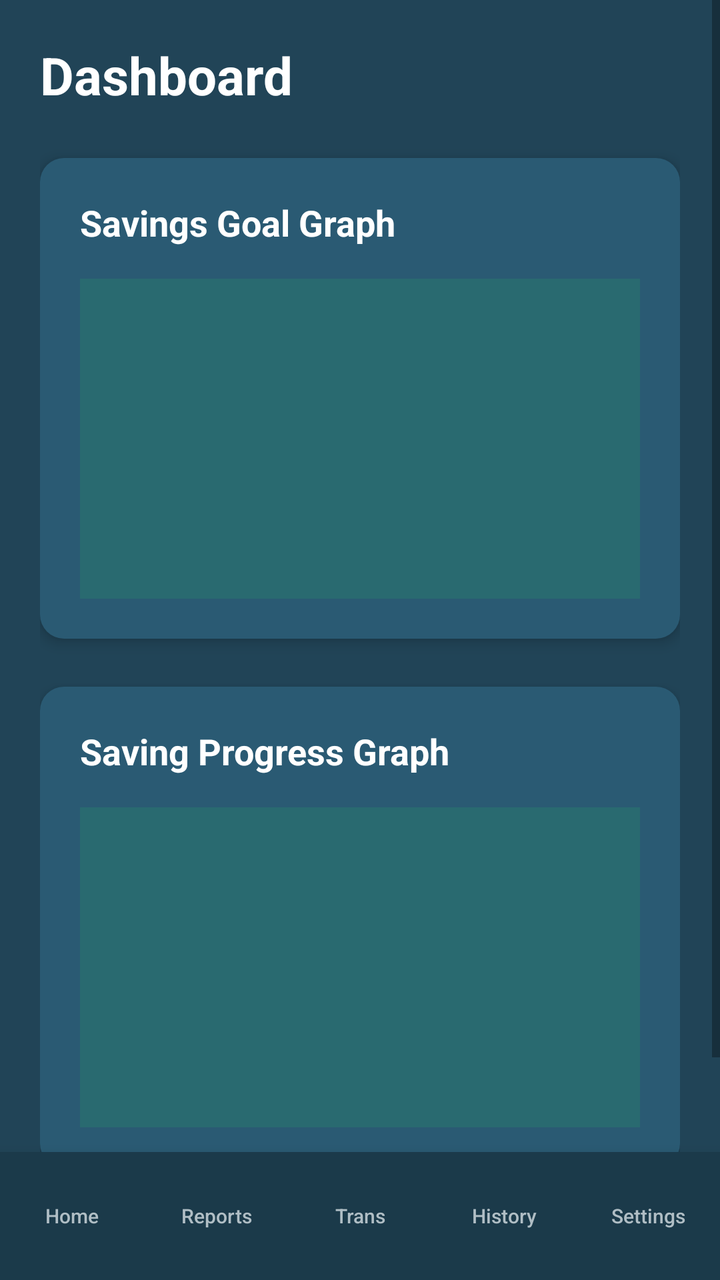
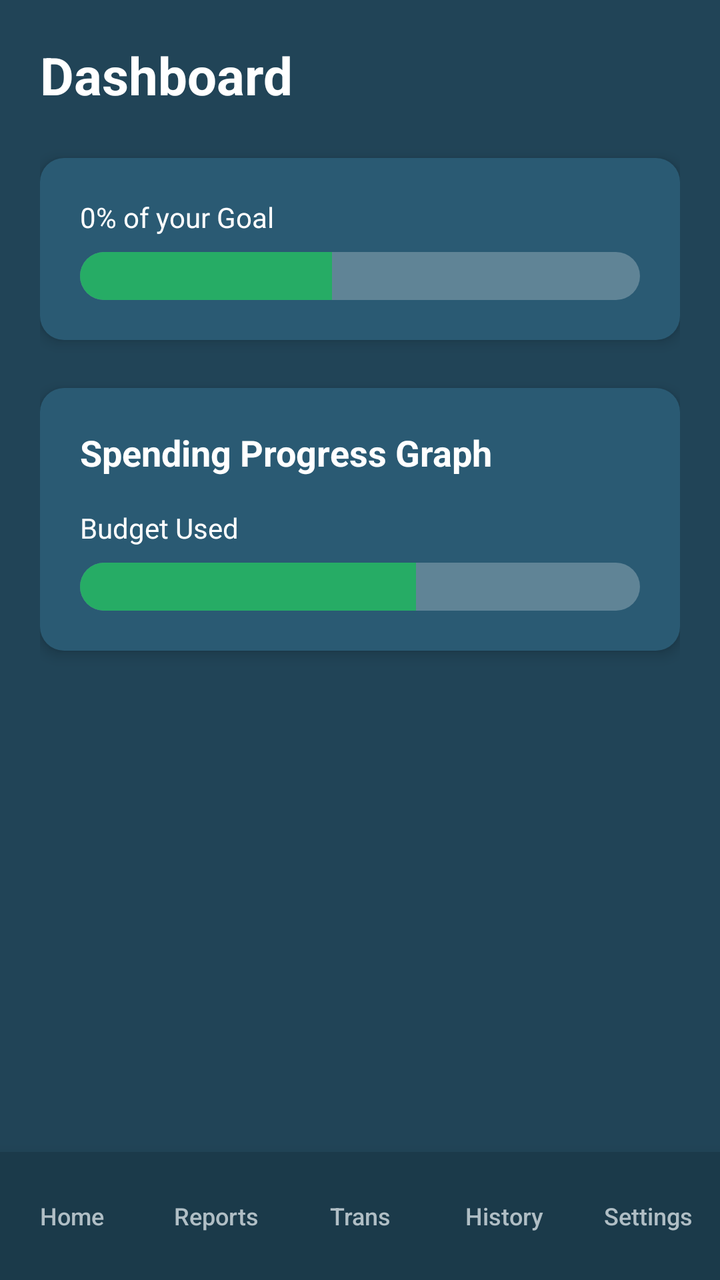

Screens rendered from an Android XML layout before and after an edit, with the pre-edit source and the edit as a unified diff.
<!-- AndroidManifest.xml: application theme Theme.CashGuard -->
<!-- res/layout/activity_dashboard.xml -->
<?xml version="1.0" encoding="utf-8"?>
<LinearLayout xmlns:android="http://schemas.android.com/apk/res/android"
    android:layout_width="match_parent"
    android:layout_height="match_parent"
    android:background="@color/dark_teal"
    android:orientation="vertical">

    <ScrollView
        android:layout_width="match_parent"
        android:layout_height="0dp"
        android:layout_weight="1">

        <LinearLayout
            android:layout_width="match_parent"
            android:layout_height="wrap_content"
            android:orientation="vertical"
            android:padding="20dp">

            <TextView
                android:layout_width="wrap_content"
                android:layout_height="wrap_content"
                android:text="Dashboard"
                android:textColor="@color/white"
                android:textSize="26sp"
                android:textStyle="bold"
                android:layout_marginBottom="24dp"/>

            
            <LinearLayout
                android:layout_width="match_parent"
                android:layout_height="wrap_content"
                android:background="@drawable/bg_rounded_card"
                android:padding="20dp"
                android:orientation="vertical"
                android:layout_marginBottom="24dp"
                android:elevation="4dp">

                <TextView
                    android:layout_width="wrap_content"
                    android:layout_height="wrap_content"
                    android:text="Savings Goal Graph"
                    android:textColor="@color/white"
                    android:textSize="18sp"
                    android:textStyle="bold"
                    android:layout_marginBottom="16dp"/>

                <View
                    android:layout_width="match_parent"
                    android:layout_height="160dp"
                    android:background="@color/accent_green"
                    android:alpha="0.2"/>
            </LinearLayout>

            
            <LinearLayout
                android:layout_width="match_parent"
                android:layout_height="wrap_content"
                android:background="@drawable/bg_rounded_card"
                android:padding="20dp"
                android:orientation="vertical"
                android:layout_marginBottom="24dp"
                android:elevation="4dp">

                <TextView
                    android:layout_width="wrap_content"
                    android:layout_height="wrap_content"
                    android:text="Saving Progress Graph"
                    android:textColor="@color/white"
                    android:textSize="18sp"
                    android:textStyle="bold"
                    android:layout_marginBottom="16dp"/>

                <View
                    android:layout_width="match_parent"
                    android:layout_height="160dp"
                    android:background="@color/accent_green"
                    android:alpha="0.2"/>
            </LinearLayout>

        </LinearLayout>
    </ScrollView>

    <include layout="@layout/layout_bottom_nav"/>

</LinearLayout>
<!-- res/layout/layout_bottom_nav.xml (included above) -->
<?xml version="1.0" encoding="utf-8"?>
<LinearLayout xmlns:android="http://schemas.android.com/apk/res/android"
    android:layout_width="match_parent"
    android:layout_height="wrap_content"
    android:background="#1B3A4A"
    android:orientation="horizontal"
    android:paddingTop="8dp"
    android:paddingBottom="8dp"
    android:elevation="12dp">

    <Button
        android:id="@+id/btnNavHome"
        android:layout_width="0dp"
        android:layout_height="wrap_content"
        android:layout_weight="1"
        android:text="Home"
        android:textSize="10sp"
        android:background="@android:color/transparent"
        android:textColor="@color/text_hint"
        android:textAllCaps="false"
        style="?android:attr/borderlessButtonStyle"/>

    <Button
        android:id="@+id/btnNavReports"
        android:layout_width="0dp"
        android:layout_height="wrap_content"
        android:layout_weight="1"
        android:text="Reports"
        android:textSize="10sp"
        android:background="@android:color/transparent"
        android:textColor="@color/text_hint"
        android:textAllCaps="false"
        style="?android:attr/borderlessButtonStyle"/>

    <Button
        android:id="@+id/btnNavTransactions"
        android:layout_width="0dp"
        android:layout_height="wrap_content"
        android:layout_weight="1"
        android:text="Trans"
        android:textSize="10sp"
        android:background="@android:color/transparent"
        android:textColor="@color/text_hint"
        android:textAllCaps="false"
        style="?android:attr/borderlessButtonStyle"/>

    <Button
        android:id="@+id/btnNavHistory"
        android:layout_width="0dp"
        android:layout_height="wrap_content"
        android:layout_weight="1"
        android:text="History"
        android:textSize="10sp"
        android:background="@android:color/transparent"
        android:textColor="@color/text_hint"
        android:textAllCaps="false"
        style="?android:attr/borderlessButtonStyle"/>

    <Button
        android:id="@+id/btnNavSettings"
        android:layout_width="0dp"
        android:layout_height="wrap_content"
        android:layout_weight="1"
        android:text="Settings"
        android:textSize="10sp"
        android:background="@android:color/transparent"
        android:textColor="@color/text_hint"
        android:textAllCaps="false"
        style="?android:attr/borderlessButtonStyle"/>
</LinearLayout>
<!-- resources referenced by this layout -->
<resources>
  <color name="accent_green">#26AC65</color>
  <color name="dark_teal">#214457</color>
  <color name="text_hint">#B0BEC5</color>
  <color name="white">#FFFFFF</color>
  <!-- drawable bg_rounded_card (drawable) -->
  <?xml version="1.0" encoding="utf-8"?>
  <shape xmlns:android="http://schemas.android.com/apk/res/android">
      <solid android:color="#2A5A73" />
      <corners android:radius="12dp" />
  </shape>
  <style name="Theme.CashGuard" parent="Theme.AppCompat.DayNight.NoActionBar">
          
          <item name="colorPrimary">@color/dark_teal</item>
          <item name="colorPrimaryDark">@color/black</item>
          <item name="colorAccent">@color/accent_green</item>
  
          
          <item name="android:windowBackground">@color/dark_teal</item>
          <item name="android:statusBarColor">@color/dark_teal</item>
      </style>
  <color name="black">#000000</color>
</resources>

<!-- the commit's change to res/layout/activity_dashboard.xml (unified diff, before → after) -->
@@ -36,19 +36,22 @@
                 android:elevation="4dp">
 
                 <TextView
+                    android:id="@+id/tvGoalProgress"
                     android:layout_width="wrap_content"
                     android:layout_height="wrap_content"
-                    android:text="Savings Goal Graph"
+                    android:text="0% of your Goal"
                     android:textColor="@color/white"
-                    android:textSize="18sp"
-                    android:textStyle="bold"
-                    android:layout_marginBottom="16dp"/>
+                    android:textSize="14sp"
+                    android:layout_marginBottom="8dp"/>
 
-                <View
+                <ProgressBar
+                    android:id="@+id/pbGoalGraph"
+                    style="?android:attr/progressBarStyleHorizontal"
                     android:layout_width="match_parent"
-                    android:layout_height="160dp"
-                    android:background="@color/accent_green"
-                    android:alpha="0.2"/>
+                    android:layout_height="24dp"
+                    android:progressDrawable="@drawable/bg_progress_custom"
+                    android:progress="45"
+                    android:max="100"/>
             </LinearLayout>
 
             
@@ -64,17 +67,29 @@
                 <TextView
                     android:layout_width="wrap_content"
                     android:layout_height="wrap_content"
-                    android:text="Saving Progress Graph"
+                    android:text="Spending Progress Graph"
                     android:textColor="@color/white"
                     android:textSize="18sp"
                     android:textStyle="bold"
                     android:layout_marginBottom="16dp"/>
 
-                <View
+                <TextView
+                    android:id="@+id/tvSpendingProgress"
+                    android:layout_width="wrap_content"
+                    android:layout_height="wrap_content"
+                    android:text="Budget Used"
+                    android:textColor="@color/white"
+                    android:textSize="14sp"
+                    android:layout_marginBottom="8dp"/>
+
+                <ProgressBar
+                    android:id="@+id/pbSpendingGraph"
+                    style="?android:attr/progressBarStyleHorizontal"
                     android:layout_width="match_parent"
-                    android:layout_height="160dp"
-                    android:background="@color/accent_green"
-                    android:alpha="0.2"/>
+                    android:layout_height="24dp"
+                    android:progressDrawable="@drawable/bg_progress_custom"
+                    android:progress="60"
+                    android:max="100"/>
             </LinearLayout>
 
         </LinearLayout>
@@ -100,7 +115,7 @@
         android:layout_height="wrap_content"
         android:layout_weight="1"
         android:text="Home"
-        android:textSize="10sp"
+        android:textSize="12sp"
         android:background="@android:color/transparent"
         android:textColor="@color/text_hint"
         android:textAllCaps="false"
@@ -112,7 +127,7 @@
         android:layout_height="wrap_content"
         android:layout_weight="1"
         android:text="Reports"
-        android:textSize="10sp"
+        android:textSize="12sp"
         android:background="@android:color/transparent"
         android:textColor="@color/text_hint"
         android:textAllCaps="false"
@@ -124,7 +139,7 @@
         android:layout_height="wrap_content"
         android:layout_weight="1"
         android:text="Trans"
-        android:textSize="10sp"
+        android:textSize="12sp"
         android:background="@android:color/transparent"
         android:textColor="@color/text_hint"
         android:textAllCaps="false"
@@ -136,7 +151,7 @@
         android:layout_height="wrap_content"
         android:layout_weight="1"
         android:text="History"
-        android:textSize="10sp"
+        android:textSize="12sp"
         android:background="@android:color/transparent"
         android:textColor="@color/text_hint"
         android:textAllCaps="false"
@@ -148,7 +163,7 @@
         android:layout_height="wrap_content"
         android:layout_weight="1"
         android:text="Settings"
-        android:textSize="10sp"
+        android:textSize="12sp"
         android:background="@android:color/transparent"
         android:textColor="@color/text_hint"
         android:textAllCaps="false"
<!-- resource entries referenced after the edit -->
@@ -4,6 +4,24 @@
   <color name="dark_teal">#214457</color>
   <color name="text_hint">#B0BEC5</color>
   <color name="white">#FFFFFF</color>
+  <!-- drawable bg_progress_custom (drawable) -->
+  <?xml version="1.0" encoding="utf-8"?>
+  <layer-list xmlns:android="http://schemas.android.com/apk/res/android">
+      <item android:id="@android:id/background">
+          <shape>
+              <corners android:radius="12dp" />
+              <solid android:color="#40FFFFFF" />
+          </shape>
+      </item>
+      <item android:id="@android:id/progress">
+          <clip>
+              <shape>
+                  <corners android:radius="12dp" />
+                  <solid android:color="#26AC65" />
+              </shape>
+          </clip>
+      </item>
+  </layer-list>
   <!-- drawable bg_rounded_card (drawable) -->
   <?xml version="1.0" encoding="utf-8"?>
   <shape xmlns:android="http://schemas.android.com/apk/res/android">
